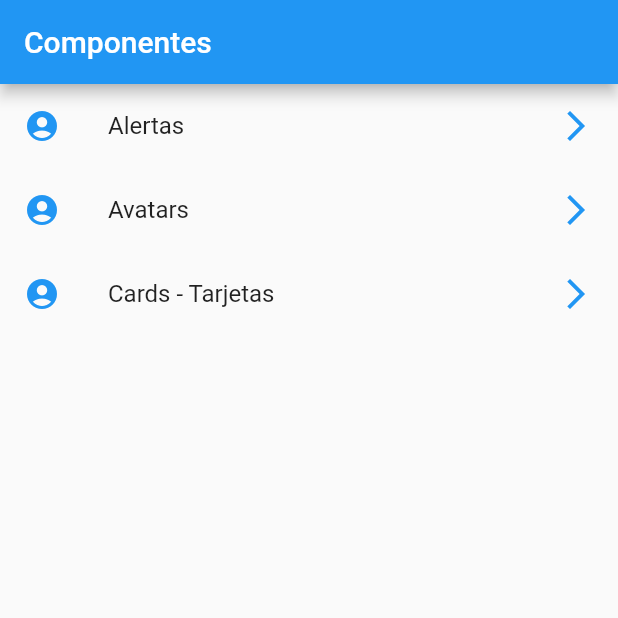
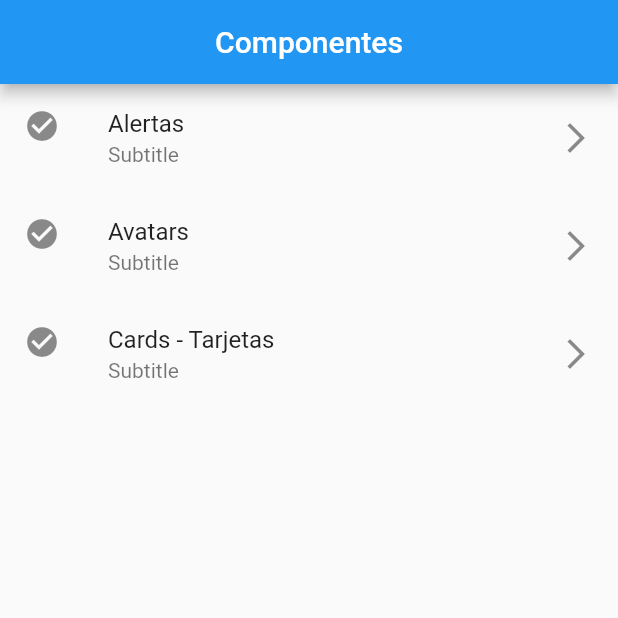
Before and after one commit to ArielMejiaDev/COURSE_Dart-Basics, a Flutter app: the screen it shows after launch, on a phone screen of 412 x 824 dp, the top half of it. Run offline on Flutter 3.47's test engine with Material 2 defaults, Android fonts, the phone set to English and light mode, and no system bars.

Commit message:
repaso de Futures

```diff
--- a/componentes/lib/src/home_page.dart
+++ b/componentes/lib/src/home_page.dart
@@ -7,20 +7,16 @@ class HomePage extends StatelessWidget {
     return Scaffold(
       appBar: AppBar(
         title: Text('Componentes'),
+        centerTitle: true,
       ),
       body: _list(),
     );
   }
 
+  //Method to call a future from provider
+  //-------------------------------------
+
   Widget _list() {
-
-    // THIS WAY IS INCORRECT BECAUSE NOT WORK AS ASYNCRONOUS
-    // menuProvider.opciones;
-
-    // return ListView(
-    //   children: _listItems(),
-    // );
-
 
     return FutureBuilder(
       future: menuProvider.cargarData(),
@@ -34,26 +30,22 @@ class HomePage extends StatelessWidget {
 
   }
 
+  //Method to print a listTile into the ListView
+  //--------------------------------------------
   List<Widget> _listItems(List<dynamic> data) {
-
       return data.map((item){
         return Column(
           children: <Widget>[
             ListTile(
-            leading: Icon(Icons.account_circle, color: Colors.blue,),
-            title: Text("${item['texto'].toString()}"),
-            trailing: Icon(Icons.arrow_forward_ios, color: Colors.blue),
+              leading: Icon(Icons.check_circle),
+              title: Text(item['texto']),
+              subtitle: Text('Subtitle'),
+              trailing: Icon(Icons.arrow_forward_ios),
               onTap: (){},
             ),
           ],
         );
       }).toList();
-
-    //print(data);
-    // for (var opt in data) {
-
-    // }
-
   }
 
 }
--- a/componentes/lib/src/providers/menu_provider.dart
+++ b/componentes/lib/src/providers/menu_provider.dart
@@ -4,11 +4,12 @@ import 'package:flutter/services.dart' show rootBundle;
 
 class _MenuProvider {
 
-  List<dynamic> opciones = [];
+  List opciones = [];
 
   _MenuProvider();
 
   Future<List<dynamic>> cargarData() async {
+
     final response = await rootBundle.loadString('data/menu_opts.json');
     Map dataMap = json.decode(response);
     return dataMap['rutas'];
```
Lines whose indentation alone changed are shown as unchanged.
